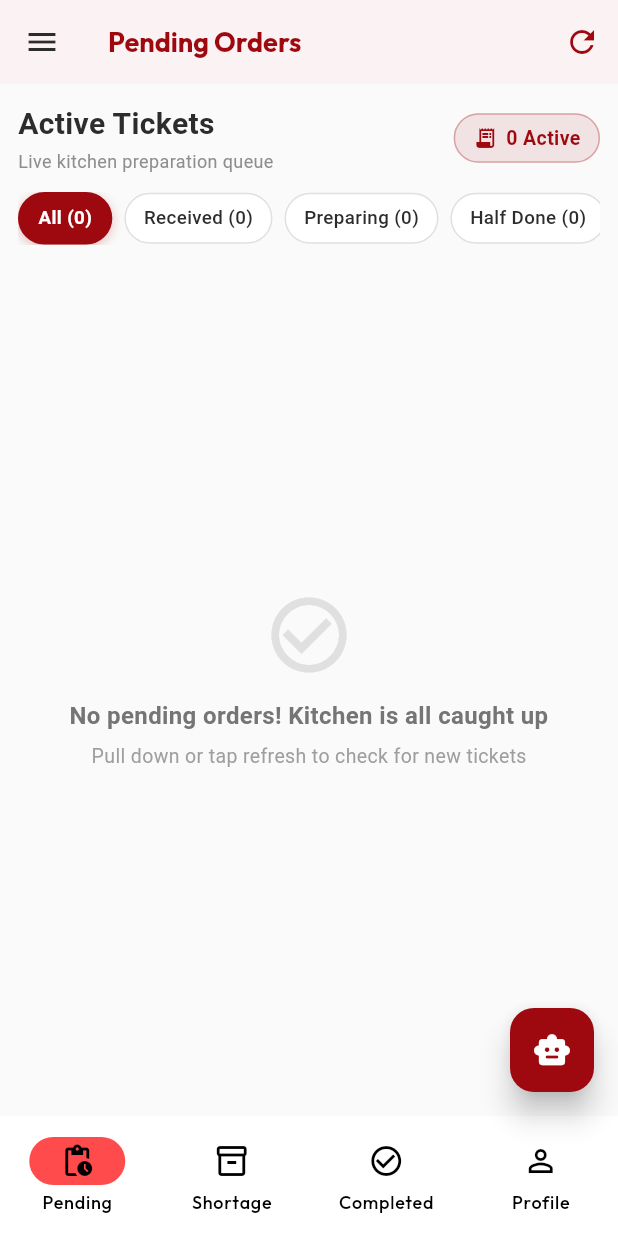
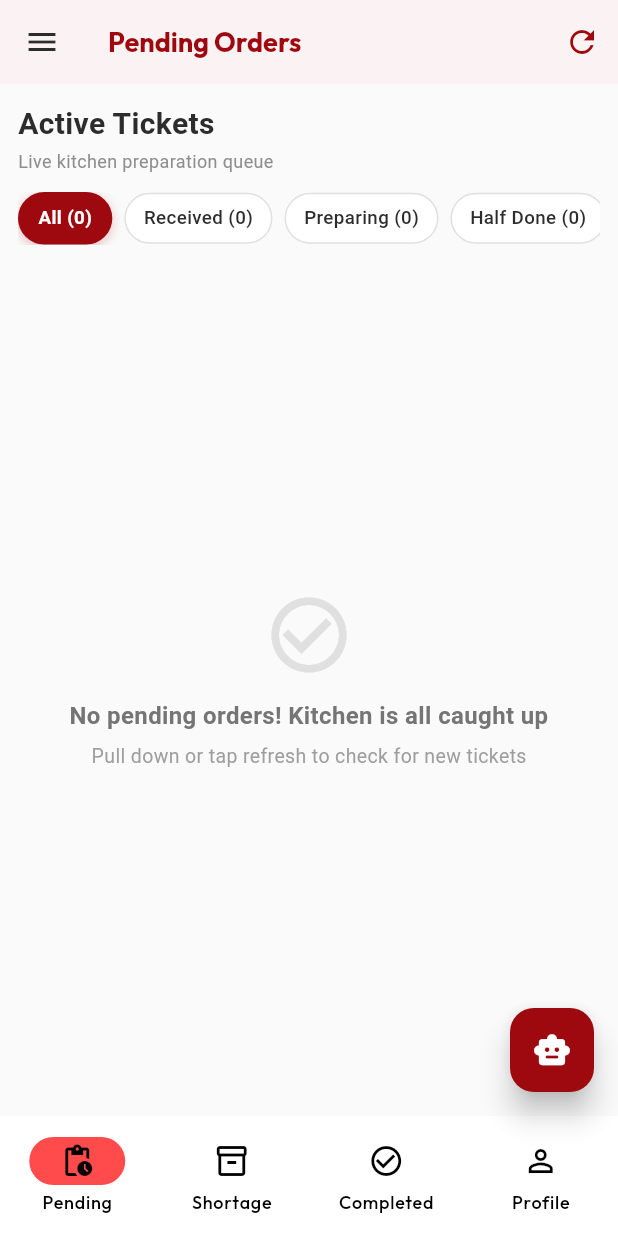
Before and after one commit to ananiaanand/caferio_resturant, a Flutter app: the KitchenLayout screen opened directly, on a phone screen of 412 x 824 dp. Run offline on Flutter 3.47's test engine with Material 3 defaults, Android fonts, the light colour scheme and no system bars; our stand-ins replace flutter_secure_storage, flutter_svg, google_fonts, shared_preferences, supabase_flutter; accounts and stored records are empty; network calls fail.

Commit message:
ui: remove 1 Active badge, fix Mark Half Done button icon and font

```diff
--- a/lib/screens/kitchen/pending_orders_screen.dart
+++ b/lib/screens/kitchen/pending_orders_screen.dart
@@ -76,29 +76,7 @@ class _PendingOrdersScreenState extends State<PendingOrdersScreen> {
                     ],
                   ),
                 ),
-                Container(
-                  padding: const EdgeInsets.symmetric(horizontal: 12, vertical: 6),
-                  decoration: BoxDecoration(
-                    color: AppTheme.primaryColor.withValues(alpha: 0.1),
-                    borderRadius: BorderRadius.circular(20),
-                    border: Border.all(color: AppTheme.primaryColor.withValues(alpha: 0.3)),
-                  ),
-                  child: Row(
-                    mainAxisSize: MainAxisSize.min,
-                    children: [
-                      const Icon(Icons.receipt_long, size: 16, color: AppTheme.primaryColor),
-                      const SizedBox(width: 6),
-                      Text(
-                        '${allPending.length} Active',
-                        style: const TextStyle(
-                          color: AppTheme.primaryColor,
-                          fontWeight: FontWeight.bold,
-                          fontSize: 13,
-                        ),
-                      ),
-                    ],
-                  ),
-                ),
+
               ],
             ),
             const SizedBox(height: 12),
@@ -495,7 +473,7 @@ class _OrderTicketCardState extends State<_OrderTicketCard> {
             icon: Icon(_getNextActionIcon(order.status), size: 20),
             label: Text(
               _getNextActionText(order.status),
-              style: const TextStyle(fontSize: 15, fontWeight: FontWeight.bold),
+              style: const TextStyle(fontSize: 15, fontWeight: FontWeight.w600, letterSpacing: 0.3),
             ),
             style: ElevatedButton.styleFrom(
               backgroundColor: _getActionBtnColor(order.status),
@@ -637,7 +615,7 @@ class _OrderTicketCardState extends State<_OrderTicketCard> {
   IconData _getNextActionIcon(OrderStatus status) {
     switch (status) {
       case OrderStatus.received: return Icons.soup_kitchen;
-      case OrderStatus.preparing: return Icons.timelapse;
+      case OrderStatus.preparing: return Icons.hourglass_bottom;
       case OrderStatus.halfDone: return Icons.check_circle_outline;
       case OrderStatus.completed: return Icons.done_all;
       case OrderStatus.served: return Icons.check;
```
